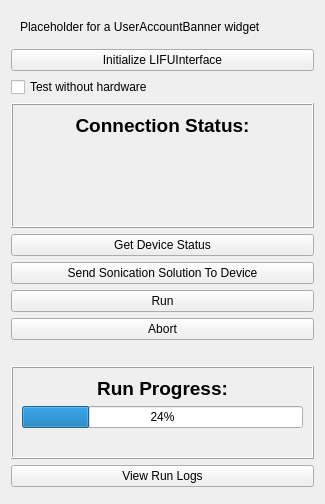
This is OpenLIFUSonicationControl/Resources/UI/OpenLIFUSonicationControl.ui in OpenwaterHealth/SlicerOpenLIFU as Qt 5 draws it before an edit. The edited form follows.
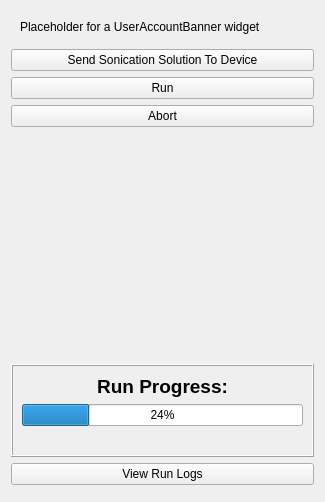
This is the edited form. Custom widgets are drawn as their Qt base class.

Commit message: Fix Control Module

```diff
--- a/OpenLIFUSonicationControl/Resources/UI/OpenLIFUSonicationControl.ui
+++ b/OpenLIFUSonicationControl/Resources/UI/OpenLIFUSonicationControl.ui
@@ -24,92 +24,6 @@
      </layout>
     </widget>
    </item>
-   <item>
-    <widget class="QPushButton" name="reinitializeLIFUInterfacePushButton">
-     <property name="sizePolicy">
-      <sizepolicy hsizetype="MinimumExpanding" vsizetype="Fixed">
-       <horstretch>0</horstretch>
-       <verstretch>0</verstretch>
-      </sizepolicy>
-     </property>
-     <property name="text">
-      <string>Initialize LIFUInterface</string>
-     </property>
-    </widget>
-   </item>
-   <item>
-    <widget class="QCheckBox" name="testWithoutHardwareCheckBox">
-     <property name="toolTip">
-      <string>Use openlifu_sdk.ui.SimulatedLIFUInterface instead of connecting to real OpenLIFU hardware. Intended for software testing without connected hardware.</string>
-     </property>
-     <property name="text">
-      <string>Test without hardware</string>
-     </property>
-    </widget>
-   </item>
-   <item>
-    <widget class="QFrame" name="connectedStateFrame">
-     <property name="frameShape">
-      <enum>QFrame::Box</enum>
-     </property>
-     <property name="frameShadow">
-      <enum>QFrame::Raised</enum>
-     </property>
-     <layout class="QVBoxLayout" name="verticalLayout_2">
-      <item>
-       <widget class="QLabel" name="connectedStateFrameTitle">
-        <property name="text">
-         <string>&lt;html&gt;&lt;head/&gt;&lt;body&gt;&lt;p&gt;&lt;span style=&quot; font-size:14pt; font-weight:600;&quot;&gt;Connection Status:&lt;/span&gt;&lt;/p&gt;&lt;/body&gt;&lt;/html&gt;</string>
-        </property>
-        <property name="alignment">
-         <set>Qt::AlignCenter</set>
-        </property>
-        <property name="margin">
-         <number>0</number>
-        </property>
-       </widget>
-      </item>
-      <item>
-       <widget class="QLabel" name="connectedStateLabel">
-        <property name="alignment">
-         <set>Qt::AlignCenter</set>
-        </property>
-       </widget>
-      </item>
-      <item>
-       <widget class="QLabel" name="sdkVersionLabel">
-        <property name="alignment">
-         <set>Qt::AlignCenter</set>
-        </property>
-       </widget>
-      </item>
-      <item>
-       <widget class="QLabel" name="consoleVersionLabel">
-        <property name="alignment">
-         <set>Qt::AlignCenter</set>
-        </property>
-       </widget>
-      </item>
-      <item>
-       <widget class="QLabel" name="txVersionLabel">
-        <property name="alignment">
-         <set>Qt::AlignCenter</set>
-        </property>
-       </widget>
-      </item>
-     </layout>
-    </widget>
-   </item>
-   <item>
-    <widget class="QPushButton" name="manuallyGetDeviceStatusPushButton">
-     <property name="toolTip">
-      <string>This button retrieves the current status of the hardware device and prints the status below.</string>
-     </property>
-     <property name="text">
-      <string>Get Device Status</string>
-     </property>
-    </widget>
-   </item>
    <item>
     <widget class="QPushButton" name="sendSonicationSolutionToDevicePushButton">
      <property name="text">
```
The commit also changes 2 other files.
